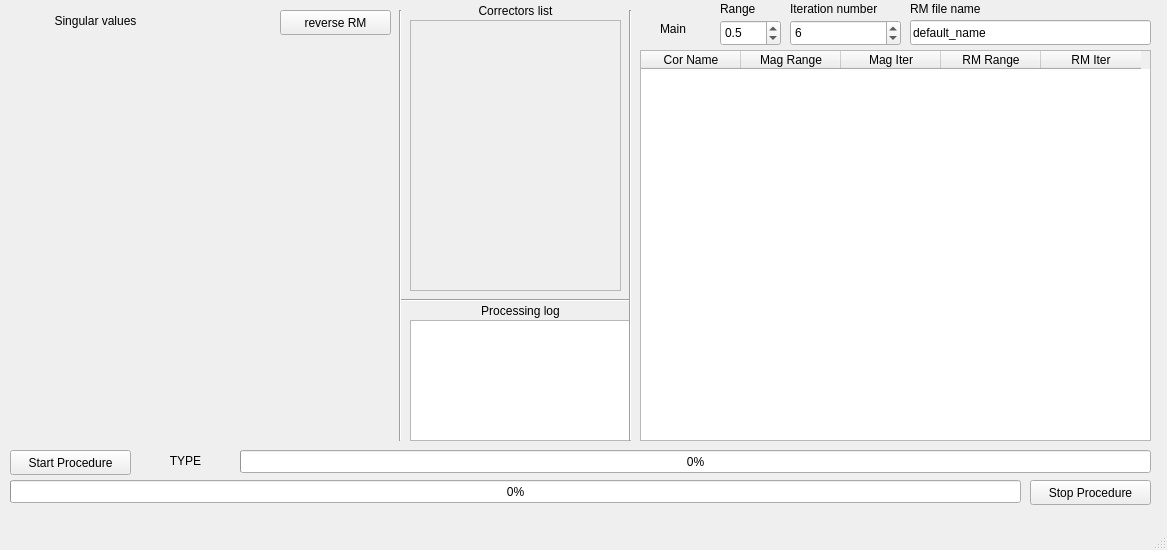
Qt form rma_proc/uis/rma_main_window.ui (vitaliibalakin/c_orbit) before a commit.
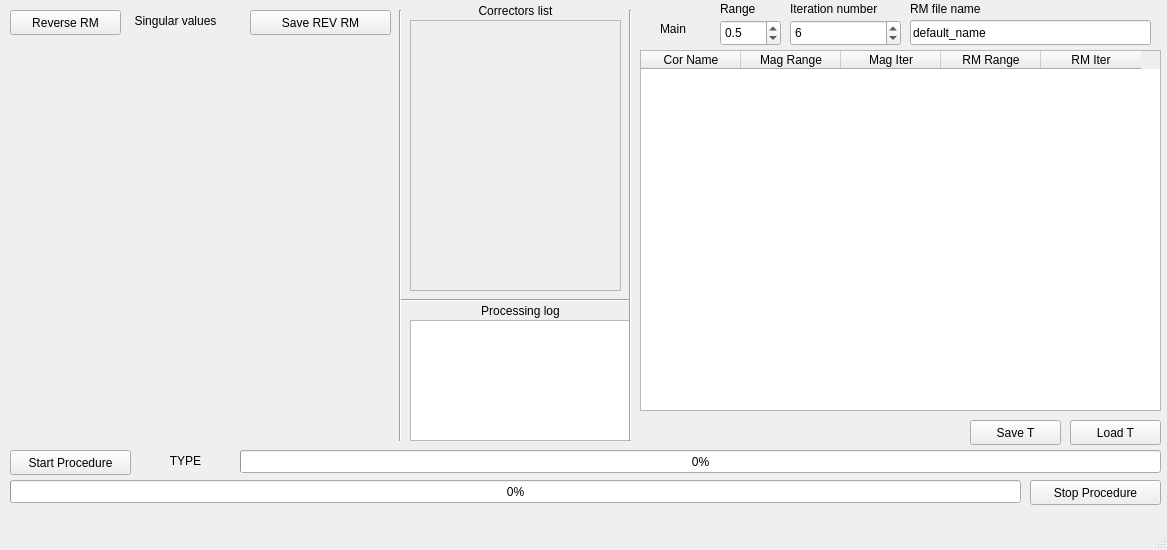
The same form after that commit.

What changed in the file:
```diff
--- a/rma_proc/uis/rma_main_window.ui
+++ b/rma_proc/uis/rma_main_window.ui
@@ -135,7 +135,7 @@
      <rect>
       <x>1030</x>
       <y>480</y>
-      <width>121</width>
+      <width>131</width>
       <height>25</height>
      </rect>
     </property>
@@ -233,9 +233,9 @@
    <widget class="QLabel" name="label_14">
     <property name="geometry">
      <rect>
-      <x>10</x>
+      <x>120</x>
       <y>10</y>
-      <width>171</width>
+      <width>111</width>
       <height>21</height>
      </rect>
     </property>
@@ -261,8 +261,8 @@
      <rect>
       <x>640</x>
       <y>50</y>
-      <width>511</width>
-      <height>391</height>
+      <width>521</width>
+      <height>361</height>
      </rect>
     </property>
     <column>
@@ -296,7 +296,7 @@
      <rect>
       <x>240</x>
       <y>450</y>
-      <width>911</width>
+      <width>921</width>
       <height>23</height>
      </rect>
     </property>
@@ -336,14 +336,14 @@
    <widget class="QPushButton" name="btn_reverse_rm">
     <property name="geometry">
      <rect>
-      <x>280</x>
+      <x>10</x>
       <y>10</y>
       <width>111</width>
       <height>25</height>
      </rect>
     </property>
     <property name="text">
-     <string>reverse RM</string>
+     <string>Reverse RM</string>
     </property>
    </widget>
    <widget class="Line" name="line_3">
@@ -359,6 +359,45 @@
      <enum>Qt::Vertical</enum>
     </property>
    </widget>
+   <widget class="QPushButton" name="btn_load_table">
+    <property name="geometry">
+     <rect>
+      <x>1070</x>
+      <y>420</y>
+      <width>91</width>
+      <height>25</height>
+     </rect>
+    </property>
+    <property name="text">
+     <string>Load T</string>
+    </property>
+   </widget>
+   <widget class="QPushButton" name="btn_save_table">
+    <property name="geometry">
+     <rect>
+      <x>970</x>
+      <y>420</y>
+      <width>91</width>
+      <height>25</height>
+     </rect>
+    </property>
+    <property name="text">
+     <string>Save T</string>
+    </property>
+   </widget>
+   <widget class="QPushButton" name="btn_save_rev_rm">
+    <property name="geometry">
+     <rect>
+      <x>250</x>
+      <y>10</y>
+      <width>141</width>
+      <height>25</height>
+     </rect>
+    </property>
+    <property name="text">
+     <string>Save REV RM</string>
+    </property>
+   </widget>
   </widget>
   <widget class="QMenuBar" name="menubar">
    <property name="geometry">
```
